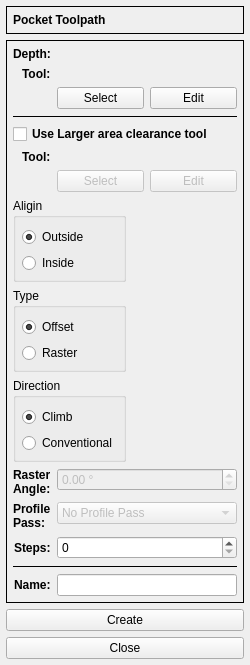
Before: the Qt Designer form G2G/forms/pocketform.ui in XRay3D/GERBER_X3, drawn with Qt 5.
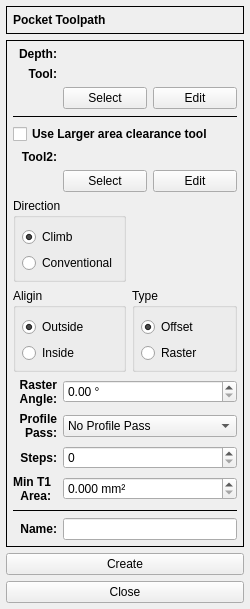
After: the same form once the commit is applied. Icons and pictures are not drawn. Custom widgets are drawn as their Qt base class.

The edit to the form file:
```diff
--- a/G2G/forms/pocketform.ui
+++ b/G2G/forms/pocketform.ui
@@ -7,7 +7,7 @@
     <x>0</x>
     <y>0</y>
     <width>250</width>
-    <height>636</height>
+    <height>584</height>
    </rect>
   </property>
   <property name="minimumSize">
@@ -77,16 +77,16 @@
    </item>
    <item>
     <widget class="QFrame" name="frame_2">
+     <property name="enabled">
+      <bool>true</bool>
+     </property>
      <property name="frameShape">
       <enum>QFrame::Box</enum>
      </property>
      <property name="frameShadow">
       <enum>QFrame::Plain</enum>
      </property>
-     <layout class="QFormLayout" name="formLayout">
-      <property name="labelAlignment">
-       <set>Qt::AlignRight|Qt::AlignTrailing|Qt::AlignVCenter</set>
-      </property>
+     <layout class="QGridLayout" name="gridLayout_2">
       <property name="leftMargin">
        <number>6</number>
       </property>
@@ -99,46 +99,13 @@
       <property name="bottomMargin">
        <number>6</number>
       </property>
-      <item row="0" column="0">
-       <widget class="QLabel" name="label_2">
-        <property name="font">
-         <font>
-          <weight>75</weight>
-          <bold>true</bold>
-         </font>
-        </property>
-        <property name="text">
-         <string>Depth:</string>
-        </property>
-       </widget>
-      </item>
-      <item row="1" column="0">
-       <widget class="QLabel" name="label_3">
-        <property name="font">
-         <font>
-          <weight>75</weight>
-          <bold>true</bold>
-         </font>
-        </property>
-        <property name="text">
-         <string>Tool:</string>
-        </property>
-       </widget>
-      </item>
-      <item row="1" column="1">
-       <widget class="QLabel" name="lblToolName">
-        <property name="frameShape">
-         <enum>QFrame::NoFrame</enum>
-        </property>
-        <property name="text">
-         <string/>
-        </property>
-       </widget>
-      </item>
-      <item row="2" column="1">
+      <item row="2" column="2">
        <layout class="QHBoxLayout" name="horizontalLayout">
         <item>
          <widget class="QPushButton" name="pbSelect">
+          <property name="enabled">
+           <bool>true</bool>
+          </property>
           <property name="text">
            <string>Select</string>
           </property>
@@ -146,6 +113,9 @@
         </item>
         <item>
          <widget class="QPushButton" name="pbEdit">
+          <property name="enabled">
+           <bool>true</bool>
+          </property>
           <property name="text">
            <string>Edit</string>
           </property>
@@ -153,17 +123,47 @@
         </item>
        </layout>
       </item>
-      <item row="3" column="0" colspan="2">
-       <widget class="Line" name="line">
-        <property name="frameShadow">
-         <enum>QFrame::Plain</enum>
+      <item row="8" column="0" colspan="2">
+       <widget class="QLabel" name="labelAngle">
+        <property name="enabled">
+         <bool>true</bool>
         </property>
-        <property name="orientation">
-         <enum>Qt::Horizontal</enum>
+        <property name="font">
+         <font>
+          <weight>75</weight>
+          <bold>true</bold>
+         </font>
         </property>
+        <property name="text">
+         <string>Raster
+Angle:</string>
+        </property>
+        <property name="alignment">
+         <set>Qt::AlignRight|Qt::AlignTrailing|Qt::AlignVCenter</set>
+        </property>
        </widget>
       </item>
-      <item row="4" column="0" colspan="2">
+      <item row="13" column="2">
+       <widget class="QLineEdit" name="leName">
+        <property name="enabled">
+         <bool>true</bool>
+        </property>
+       </widget>
+      </item>
+      <item row="8" column="2">
+       <widget class="DoubleSpinBox" name="dsbxAngle">
+        <property name="enabled">
+         <bool>true</bool>
+        </property>
+        <property name="suffix">
+         <string> °</string>
+        </property>
+        <property name="maximum">
+         <double>180.000000000000000</double>
+        </property>
+       </widget>
+      </item>
+      <item row="4" column="0" colspan="3">
        <widget class="QCheckBox" name="chbxUseTwoTools">
         <property name="enabled">
          <bool>true</bool>
@@ -179,8 +179,11 @@
         </property>
        </widget>
       </item>
-      <item row="5" column="0">
-       <widget class="QLabel" name="label_7">
+      <item row="10" column="0" colspan="2">
+       <widget class="QLabel" name="labelSteps">
+        <property name="enabled">
+         <bool>true</bool>
+        </property>
         <property name="font">
          <font>
           <weight>75</weight>
@@ -188,26 +191,19 @@
          </font>
         </property>
         <property name="text">
-         <string>Tool:</string>
+         <string>Steps:</string>
         </property>
-       </widget>
-      </item>
-      <item row="5" column="1">
-       <widget class="QLabel" name="lblToolName_2">
-        <property name="enabled">
-         <bool>false</bool>
+        <property name="alignment">
+         <set>Qt::AlignRight|Qt::AlignTrailing|Qt::AlignVCenter</set>
         </property>
-        <property name="text">
-         <string/>
-        </property>
        </widget>
       </item>
-      <item row="6" column="1">
+      <item row="6" column="2">
        <layout class="QHBoxLayout" name="horizontalLayout_2">
         <item>
          <widget class="QPushButton" name="pbSelect_2">
           <property name="enabled">
-           <bool>false</bool>
+           <bool>true</bool>
           </property>
           <property name="text">
            <string>Select</string>
@@ -217,7 +213,7 @@
         <item>
          <widget class="QPushButton" name="pbEdit_2">
           <property name="enabled">
-           <bool>false</bool>
+           <bool>true</bool>
           </property>
           <property name="text">
            <string>Edit</string>
@@ -226,89 +222,35 @@
         </item>
        </layout>
       </item>
-      <item row="7" column="0" colspan="2">
+      <item row="7" column="0" colspan="3">
        <layout class="QGridLayout" name="gridLayout">
+        <item row="1" column="1">
+         <widget class="QLabel" name="lblPixmap">
+          <property name="enabled">
+           <bool>true</bool>
+          </property>
+          <property name="minimumSize">
+           <size>
+            <width>75</width>
+            <height>75</height>
+           </size>
+          </property>
+          <property name="text">
+           <string/>
+          </property>
+          <property name="pixmap">
+           <pixmap>:/toolpath/offset_climb.png</pixmap>
+          </property>
+          <property name="alignment">
+           <set>Qt::AlignCenter</set>
+          </property>
+         </widget>
+        </item>
         <item row="2" column="0">
-         <widget class="QGroupBox" name="groupBox_2">
-          <property name="title">
-           <string>Direction</string>
-          </property>
-          <layout class="QVBoxLayout" name="verticalLayout_4">
-           <property name="leftMargin">
-            <number>6</number>
-           </property>
-           <property name="topMargin">
-            <number>9</number>
-           </property>
-           <property name="rightMargin">
-            <number>6</number>
-           </property>
-           <property name="bottomMargin">
-            <number>6</number>
-           </property>
-           <item>
-            <widget class="QRadioButton" name="rbClimb">
-             <property name="text">
-              <string>Climb</string>
-             </property>
-             <property name="checked">
-              <bool>true</bool>
-             </property>
-            </widget>
-           </item>
-           <item>
-            <widget class="QRadioButton" name="rbConventional">
-             <property name="text">
-              <string>Conventional</string>
-             </property>
-            </widget>
-           </item>
-          </layout>
-         </widget>
-        </item>
-        <item row="1" column="0">
-         <widget class="QGroupBox" name="groupBox">
-          <property name="title">
-           <string>Type</string>
-          </property>
-          <layout class="QVBoxLayout" name="verticalLayout_3">
-           <property name="leftMargin">
-            <number>6</number>
-           </property>
-           <property name="topMargin">
-            <number>9</number>
-           </property>
-           <property name="rightMargin">
-            <number>6</number>
-           </property>
-           <property name="bottomMargin">
-            <number>6</number>
-           </property>
-           <item>
-            <widget class="QRadioButton" name="rbOffset">
-             <property name="text">
-              <string>Offset</string>
-             </property>
-             <property name="checked">
-              <bool>true</bool>
-             </property>
-            </widget>
-           </item>
-           <item>
-            <widget class="QRadioButton" name="rbRaster">
-             <property name="enabled">
-              <bool>true</bool>
-             </property>
-             <property name="text">
-              <string>Raster</string>
-             </property>
-            </widget>
-           </item>
-          </layout>
-         </widget>
-        </item>
-        <item row="0" column="0">
          <widget class="QGroupBox" name="groupBox_4">
+          <property name="enabled">
+           <bool>true</bool>
+          </property>
           <property name="title">
            <string>Aligin</string>
           </property>
@@ -327,6 +269,9 @@
            </property>
            <item>
             <widget class="QRadioButton" name="rbOutside">
+             <property name="enabled">
+              <bool>true</bool>
+             </property>
              <property name="text">
               <string>Outside</string>
              </property>
@@ -337,6 +282,9 @@
            </item>
            <item>
             <widget class="QRadioButton" name="rbInside">
+             <property name="enabled">
+              <bool>true</bool>
+             </property>
              <property name="text">
               <string>Inside</string>
              </property>
@@ -345,66 +293,106 @@
           </layout>
          </widget>
         </item>
-        <item row="0" column="1" rowspan="3">
-         <widget class="QLabel" name="lblPixmap">
-          <property name="text">
-           <string/>
+        <item row="2" column="1">
+         <widget class="QGroupBox" name="groupBox">
+          <property name="enabled">
+           <bool>true</bool>
           </property>
-          <property name="pixmap">
-           <pixmap>:/toolpath/offset_climb.png</pixmap>
+          <property name="title">
+           <string>Type</string>
           </property>
-          <property name="alignment">
-           <set>Qt::AlignCenter</set>
+          <layout class="QVBoxLayout" name="verticalLayout_3">
+           <property name="leftMargin">
+            <number>6</number>
+           </property>
+           <property name="topMargin">
+            <number>9</number>
+           </property>
+           <property name="rightMargin">
+            <number>6</number>
+           </property>
+           <property name="bottomMargin">
+            <number>6</number>
+           </property>
+           <item>
+            <widget class="QRadioButton" name="rbOffset">
+             <property name="enabled">
+              <bool>true</bool>
+             </property>
+             <property name="text">
+              <string>Offset</string>
+             </property>
+             <property name="checked">
+              <bool>true</bool>
+             </property>
+            </widget>
+           </item>
+           <item>
+            <widget class="QRadioButton" name="rbRaster">
+             <property name="enabled">
+              <bool>true</bool>
+             </property>
+             <property name="text">
+              <string>Raster</string>
+             </property>
+            </widget>
+           </item>
+          </layout>
+         </widget>
+        </item>
+        <item row="1" column="0">
+         <widget class="QGroupBox" name="groupBox_2">
+          <property name="enabled">
+           <bool>true</bool>
           </property>
+          <property name="title">
+           <string>Direction</string>
+          </property>
+          <layout class="QVBoxLayout" name="verticalLayout_4">
+           <property name="leftMargin">
+            <number>6</number>
+           </property>
+           <property name="topMargin">
+            <number>9</number>
+           </property>
+           <property name="rightMargin">
+            <number>6</number>
+           </property>
+           <property name="bottomMargin">
+            <number>6</number>
+           </property>
+           <item>
+            <widget class="QRadioButton" name="rbClimb">
+             <property name="enabled">
+              <bool>true</bool>
+             </property>
+             <property name="text">
+              <string>Climb</string>
+             </property>
+             <property name="checked">
+              <bool>true</bool>
+             </property>
+            </widget>
+           </item>
+           <item>
+            <widget class="QRadioButton" name="rbConventional">
+             <property name="enabled">
+              <bool>true</bool>
+             </property>
+             <property name="text">
+              <string>Conventional</string>
+             </property>
+            </widget>
+           </item>
+          </layout>
          </widget>
         </item>
        </layout>
       </item>
-      <item row="8" column="0">
-       <widget class="QLabel" name="label_4">
-        <property name="font">
-         <font>
-          <weight>75</weight>
-          <bold>true</bold>
-         </font>
-        </property>
-        <property name="text">
-         <string>Raster
-Angle:</string>
-        </property>
-       </widget>
-      </item>
-      <item row="8" column="1">
-       <widget class="DoubleSpinBox" name="dsbxAngle">
-        <property name="enabled">
-         <bool>false</bool>
-        </property>
-        <property name="suffix">
-         <string> °</string>
-        </property>
-        <property name="maximum">
-         <double>180.000000000000000</double>
-        </property>
-       </widget>
-      </item>
-      <item row="9" column="0">
-       <widget class="QLabel" name="label_5">
-        <property name="font">
-         <font>
-          <weight>75</weight>
-          <bold>true</bold>
-         </font>
-        </property>
-        <property name="text">
-         <string>Profile
-Pass:</string>
-        </property>
-       </widget>
-      </item>
-      <item row="9" column="1">
+      <item row="9" column="2">
        <widget class="QComboBox" name="cbxPass">
         <property name="enabled">
-         <bool>false</bool>
+         <bool>true</bool>
         </property>
         <item>
          <property name="text">
@@ -423,34 +411,11 @@
         </item>
        </widget>
       </item>
-      <item row="10" column="0">
-       <widget class="QLabel" name="label_8">
-        <property name="font">
-         <font>
-          <weight>75</weight>
-          <bold>true</bold>
-         </font>
-        </property>
-        <property name="text">
-         <string>Steps:</string>
-        </property>
-       </widget>
-      </item>
-      <item row="10" column="1">
-       <widget class="QSpinBox" name="sbxSteps"/>
-      </item>
-      <item row="11" column="0" colspan="2">
-       <widget class="Line" name="line_2">
-        <property name="frameShadow">
-         <enum>QFrame::Plain</enum>
-        </property>
-        <property name="orientation">
-         <enum>Qt::Horizontal</enum>
-        </property>
-       </widget>
-      </item>
-      <item row="12" column="0">
+      <item row="13" column="0" colspan="2">
        <widget class="QLabel" name="label_6">
+        <property name="enabled">
+         <bool>true</bool>
+        </property>
         <property name="font">
          <font>
           <weight>75</weight>
@@ -460,19 +425,193 @@
         <property name="text">
          <string>Name:</string>
         </property>
+        <property name="alignment">
+         <set>Qt::AlignRight|Qt::AlignTrailing|Qt::AlignVCenter</set>
+        </property>
        </widget>
       </item>
-      <item row="12" column="1">
-       <widget class="QLineEdit" name="leName"/>
+      <item row="12" column="0" colspan="3">
+       <widget class="Line" name="line_2">
+        <property name="enabled">
+         <bool>true</bool>
+        </property>
+        <property name="frameShadow">
+         <enum>QFrame::Plain</enum>
+        </property>
+        <property name="orientation">
+         <enum>Qt::Horizontal</enum>
+        </property>
+       </widget>
       </item>
-      <item row="0" column="1">
-       <widget class="DepthForm" name="dsbxDepth" native="true"/>
+      <item row="10" column="2">
+       <widget class="QSpinBox" name="sbxSteps">
+        <property name="enabled">
+         <bool>true</bool>
+        </property>
+       </widget>
+      </item>
+      <item row="1" column="0" colspan="2">
+       <widget class="QLabel" name="label_3">
+        <property name="enabled">
+         <bool>true</bool>
+        </property>
+        <property name="font">
+         <font>
+          <weight>75</weight>
+          <bold>true</bold>
+         </font>
+        </property>
+        <property name="text">
+         <string>Tool:</string>
+        </property>
+        <property name="alignment">
+         <set>Qt::AlignRight|Qt::AlignTrailing|Qt::AlignVCenter</set>
+        </property>
+       </widget>
+      </item>
+      <item row="0" column="0" colspan="2">
+       <widget class="QLabel" name="label_2">
+        <property name="enabled">
+         <bool>true</bool>
+        </property>
+        <property name="font">
+         <font>
+          <weight>75</weight>
+          <bold>true</bold>
+         </font>
+        </property>
+        <property name="text">
+         <string>Depth:</string>
+        </property>
+        <property name="alignment">
+         <set>Qt::AlignRight|Qt::AlignTrailing|Qt::AlignVCenter</set>
+        </property>
+       </widget>
+      </item>
+      <item row="5" column="0" colspan="2">
+       <widget class="QLabel" name="labelToolName2">
+        <property name="enabled">
+         <bool>true</bool>
+        </property>
+        <property name="font">
+         <font>
+          <weight>75</weight>
+          <bold>true</bold>
+         </font>
+        </property>
+        <property name="text">
+         <string>Tool2:</string>
+        </property>
+        <property name="alignment">
+         <set>Qt::AlignRight|Qt::AlignTrailing|Qt::AlignVCenter</set>
+        </property>
+       </widget>
+      </item>
+      <item row="9" column="0" colspan="2">
+       <widget class="QLabel" name="labelPass">
+        <property name="enabled">
+         <bool>true</bool>
+        </property>
+        <property name="font">
+         <font>
+          <weight>75</weight>
+          <bold>true</bold>
+         </font>
+        </property>
+        <property name="text">
+         <string>Profile
+Pass:</string>
+        </property>
+        <property name="alignment">
+         <set>Qt::AlignRight|Qt::AlignTrailing|Qt::AlignVCenter</set>
+        </property>
+       </widget>
+      </item>
+      <item row="1" column="2">
+       <widget class="QLabel" name="lblToolName">
+        <property name="enabled">
+         <bool>true</bool>
+        </property>
+        <property name="frameShape">
+         <enum>QFrame::NoFrame</enum>
+        </property>
+        <property name="text">
+         <string/>
+        </property>
+       </widget>
+      </item>
+      <item row="3" column="0" colspan="3">
+       <widget class="Line" name="line">
+        <property name="enabled">
+         <bool>true</bool>
+        </property>
+        <property name="frameShadow">
+         <enum>QFrame::Plain</enum>
+        </property>
+        <property name="orientation">
+         <enum>Qt::Horizontal</enum>
+        </property>
+       </widget>
+      </item>
+      <item row="5" column="2">
+       <widget class="QLabel" name="lblToolName_2">
+        <property name="enabled">
+         <bool>true</bool>
+        </property>
+        <property name="text">
+         <string/>
+        </property>
+       </widget>
+      </item>
+      <item row="0" column="2">
+       <widget class="DepthForm" name="dsbxDepth" native="true">
+        <property name="enabled">
+         <bool>true</bool>
+        </property>
+       </widget>
+      </item>
+      <item row="11" column="0">
+       <widget class="QLabel" name="labelMinArea">
+        <property name="font">
+         <font>
+          <weight>75</weight>
+          <bold>true</bold>
+          <kerning>true</kerning>
+         </font>
+        </property>
+        <property name="text">
+         <string>Min T1
+Area:</string>
+        </property>
+        <property name="alignment">
+         <set>Qt::AlignRight|Qt::AlignTrailing|Qt::AlignVCenter</set>
+        </property>
+       </widget>
+      </item>
+      <item row="11" column="2">
+       <widget class="DoubleSpinBox" name="dsbxMinArea">
+        <property name="suffix">
+         <string> mm²</string>
+        </property>
+        <property name="decimals">
+         <number>3</number>
+        </property>
+        <property name="maximum">
+         <double>100.000000000000000</double>
+        </property>
+        <property name="singleStep">
+         <double>0.005000000000000</double>
+        </property>
+       </widget>
       </item>
      </layout>
     </widget>
    </item>
    <item>
     <widget class="QPushButton" name="pbCreate">
+     <property name="enabled">
+      <bool>true</bool>
+     </property>
      <property name="text">
       <string>Create</string>
      </property>
@@ -480,6 +619,9 @@
    </item>
    <item>
     <spacer name="verticalSpacer">
+     <property name="enabled">
+      <bool>true</bool>
+     </property>
      <property name="orientation">
       <enum>Qt::Vertical</enum>
      </property>
@@ -493,6 +635,9 @@
    </item>
    <item>
     <widget class="QPushButton" name="pbClose">
+     <property name="enabled">
+      <bool>true</bool>
+     </property>
      <property name="text">
       <string>Close</string>
      </property>
```
Left out of the diff: 6 changed lines with no effect on the pictures.
